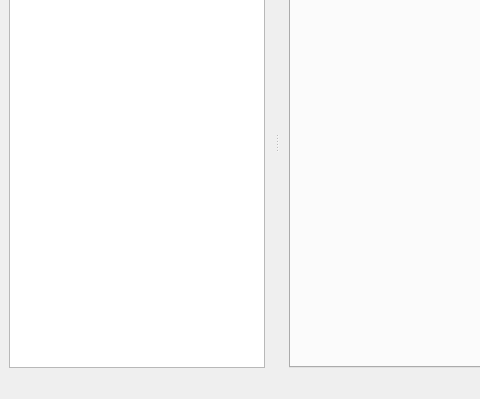
This is mainWindow.ui in PyForce/VHDLCodeGenerator as Qt 5 draws it before an edit; both pictures show x 0 to 480 and y 112 to 511 of the 619 by 511 pixel window. The edited form follows.
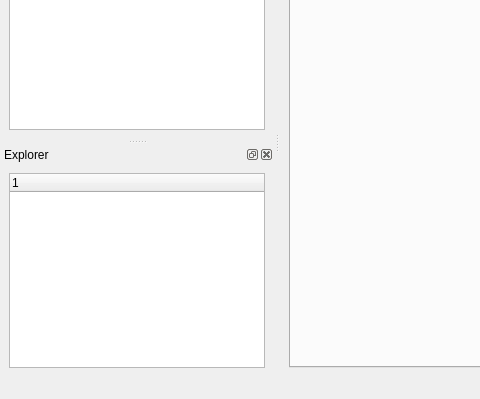
This is the edited form.

Commit message:
The tree widget already works.
You can open tabs from the tree widget.

```diff
--- a/mainWindow.ui
+++ b/mainWindow.ui
@@ -92,6 +92,27 @@
     </layout>
    </widget>
   </widget>
+  <widget class="QDockWidget" name="Explorer">
+   <property name="windowTitle">
+    <string>Explorer</string>
+   </property>
+   <attribute name="dockWidgetArea">
+    <number>1</number>
+   </attribute>
+   <widget class="QWidget" name="dockWidgetContents_2">
+    <layout class="QVBoxLayout" name="verticalLayout_2">
+     <item>
+      <widget class="QTreeWidget" name="explorerTree">
+       <column>
+        <property name="text">
+         <string notr="true">1</string>
+        </property>
+       </column>
+      </widget>
+     </item>
+    </layout>
+   </widget>
+  </widget>
   <action name="action_Close">
    <property name="text">
     <string>&amp;Close</string>
```
Left out of the diff: 30 changed lines with no effect on the pictures. The commit also changes 4 other files.
